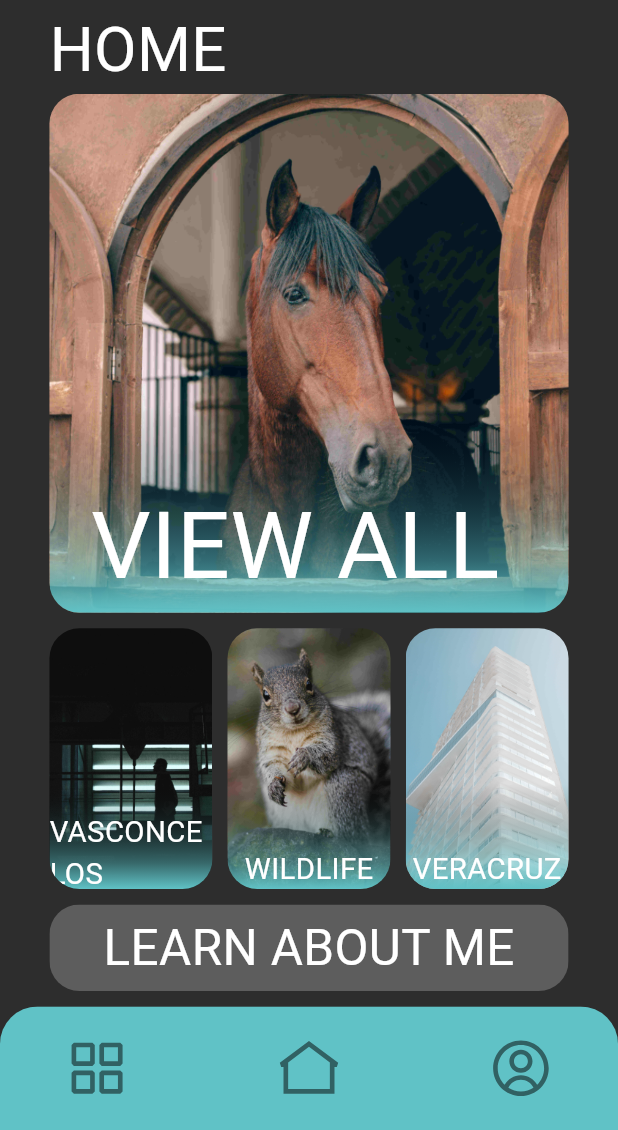
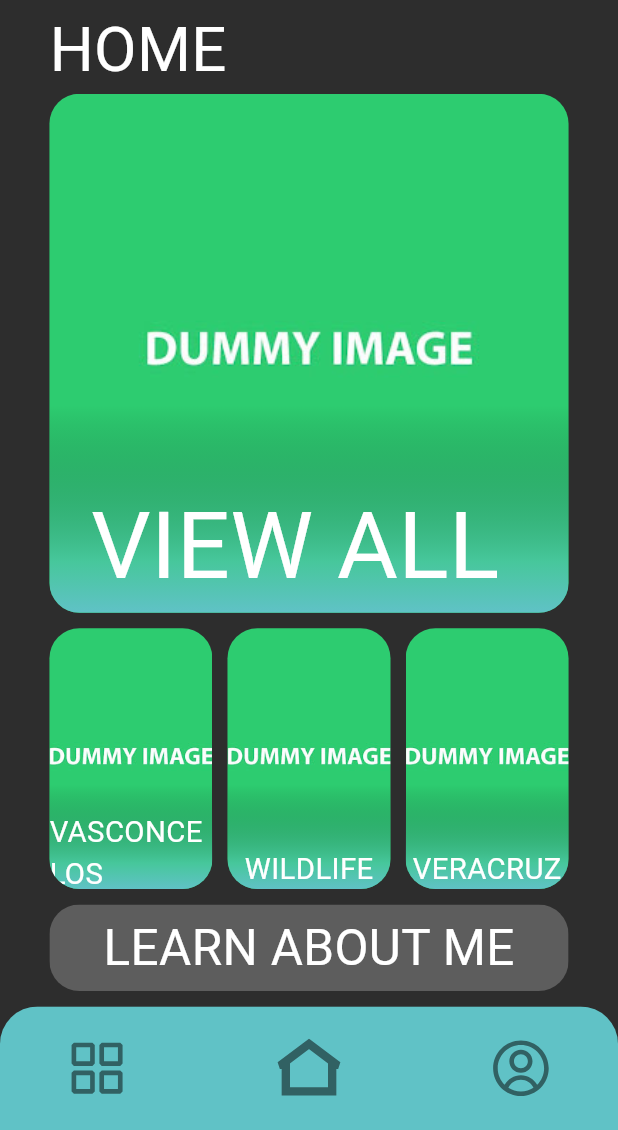
Before and after one commit to AletsRubalcava/Alex-Snaps, a Flutter app: the screen it shows after launch, scrolled down 824 dp, on a phone screen of 412 x 824 dp, the part 106-1236 px from its top. Run offline on Flutter 3.47's test engine with Material 3 defaults, Android fonts, the phone set to English and light mode, and no system bars; our stand-ins replace flutter_svg, google_fonts.

Commit message:
Added dummy images during app build

```diff
--- a/lib/assets.dart
+++ b/lib/assets.dart
@@ -4,15 +4,31 @@ class Assets {
 }
 
 class AppIcons{
-  final String arrowDownCircle = 'assets/icons/arrow-down-circle.svg';
-  final String arrowRightCircle = 'assets/icons/arrow-right-circle.svg';
-  final String alexSnapsLogo = 'assets/icons/Alex_Snaps_Logo.svg';
+  final String arrowDownCircle = 'assets/icons/arrow_down_circle.svg';
+  final String arrowRightCircle = 'assets/icons/arrow_right_circle.svg';
+  final String alexSnapsLogo = 'assets/icons/alex_snaps_logo.svg';
+
+  final String home = 'assets/icons/home.svg';
+  final String layoutGrid = 'assets/icons/layout_grid.svg';
+  final String user = 'assets/icons/user.svg';
+
+  final String homeBold = 'assets/icons/home_bold.svg';
+  final String layoutGridBold = 'assets/icons/layout_grid_bold.svg';
+  final String userBold = 'assets/icons/user_bold.svg';
 }
 
 class AppImages{
+  /*
   final String landingPageImage = 'assets/images/IMG_0790.jpg';
   final String mainHomeButton = 'assets/images/thumbs/thumb_IMG_0701.jpg';
   final String leftRowHomeButton = 'assets/images/thumbs/thumb_IMG_1661.jpg';
   final String middleRowHomeButton = 'assets/images/thumbs/thumb_IMG_1781.jpg';
   final String rightRowHomeButton = 'assets/images/thumbs/thumb_IMG_0775.jpg';
+  */
+
+  final String landingPageImage = 'assets/images/dummy.jpg';
+  final String mainHomeButton = 'assets/images/dummy.jpg';
+  final String leftRowHomeButton = 'assets/images/dummy.jpg';
+  final String middleRowHomeButton = 'assets/images/dummy.jpg';
+  final String rightRowHomeButton = 'assets/images/dummy.jpg';
 }
--- a/lib/bottom_navigation_bar.dart
+++ b/lib/bottom_navigation_bar.dart
@@ -1,5 +1,6 @@
 import 'package:flutter/material.dart';
 import 'package:flutter_svg/svg.dart';
+import 'assets.dart';
 
 class BottomNavBar extends StatelessWidget{
   const BottomNavBar({required this.height, required this.iconSize, super.key});
@@ -24,7 +25,7 @@ class BottomNavBar extends StatelessWidget{
               mainAxisAlignment: MainAxisAlignment.spaceBetween,
               children: [
                 SvgPicture.asset(
-                  'assets/icons/layout-grid.svg',
+                  Assets.icons.layoutGrid,
                   width: iconSize,
                   colorFilter: ColorFilter.mode(
                     Color(0xFF316163),
@@ -32,7 +33,7 @@ class BottomNavBar extends StatelessWidget{
                   ),
                 ),
                 SvgPicture.asset(
-                  'assets/icons/home.svg',
+                  Assets.icons.homeBold,
                   width: iconSize,
                   colorFilter: ColorFilter.mode(
                     Color(0xFF316163),
@@ -40,7 +41,7 @@ class BottomNavBar extends StatelessWidget{
                   ),
                 ),
                 SvgPicture.asset(
-                  'assets/icons/user.svg',
+                  Assets.icons.user,
                   width: iconSize,
                   colorFilter: ColorFilter.mode(
                     Color(0xFF316163),
```
Also changed, not shown: assets/icons/alex_snaps_logo.svg (renamed from assets/icons/Alex_Snaps_Logo.svg), assets/icons/arrow_down_circle.svg (renamed from assets/icons/arrow-down-circle.svg), assets/icons/arrow_right_circle.svg (renamed from assets/icons/arrow-right-circle.svg), assets/icons/home_bold.svg (added), assets/icons/layout_grid.svg (renamed from assets/icons/layout-grid.svg), assets/icons/layout_grid_bold.svg (added), assets/icons/user_bold.svg (added), assets/images/dummy.jpg (added).
